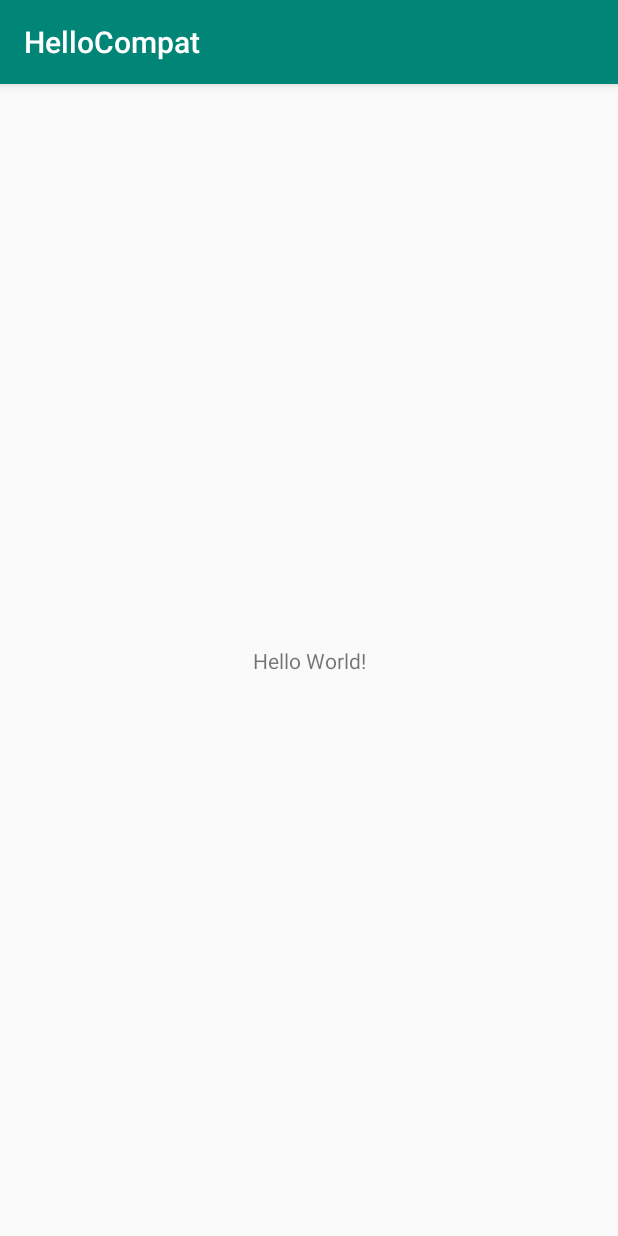
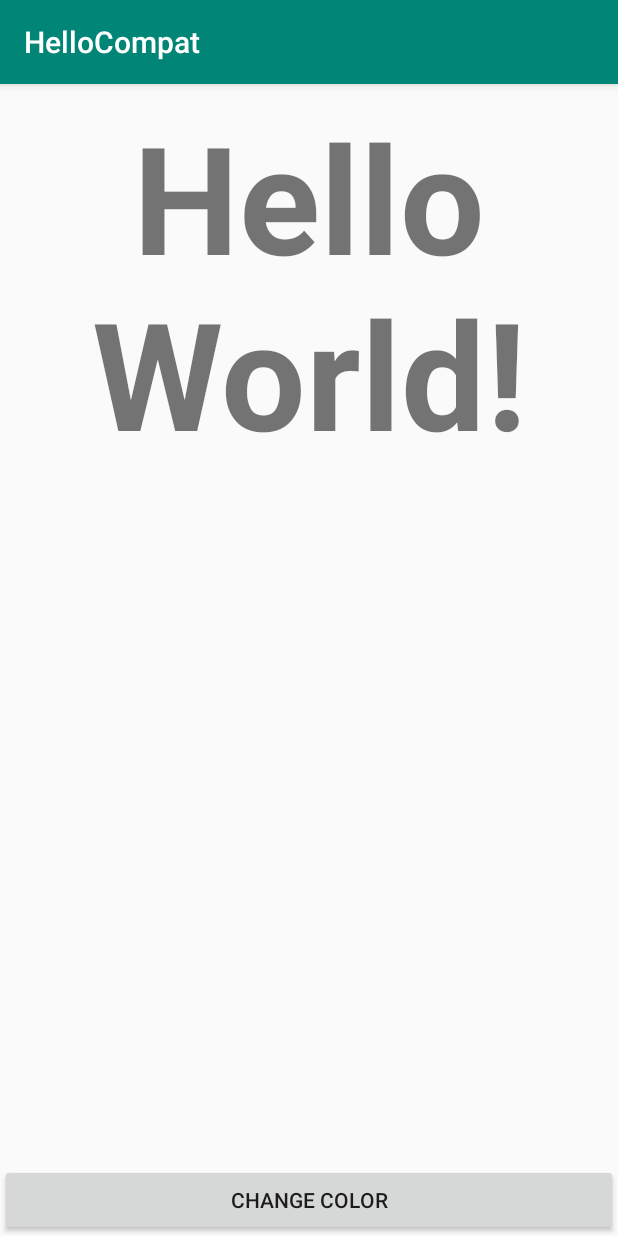
Before and after one commit to honghanmyb/AppPracticeProject, an Android app: the screen it shows after launch (MainActivity), on a phone screen of 412 x 824 dp. Run offline under Robolectric (Android 15) with nearby library versions, the phone set to English and light mode, and no system bars.

Commit message:
Hello Campat

```diff
--- a/HelloCompat/app/src/main/java/com/example/hellocompat/MainActivity.java
+++ b/HelloCompat/app/src/main/java/com/example/hellocompat/MainActivity.java
@@ -1,13 +1,45 @@
 package com.example.hellocompat;
 
+import android.support.v4.content.ContextCompat;
 import android.support.v7.app.AppCompatActivity;
 import android.os.Bundle;
+import android.view.View;
+import android.widget.TextView;
+
+import java.util.Random;
 
 public class MainActivity extends AppCompatActivity {
 
+    private TextView mHelloTextView;
+    private String[] mColorArray = {"red", "pink", "purple", "deep_purple",
+            "indigo", "blue", "light_blue", "cyan", "teal", "green",
+            "light_green", "lime", "yellow", "amber", "orange", "deep_orange",
+            "brown", "grey", "blue_grey", "black" };
     @Override
     protected void onCreate(Bundle savedInstanceState) {
         super.onCreate(savedInstanceState);
         setContentView(R.layout.activity_main);
+        mHelloTextView = findViewById(R.id.hello_textView);
+        if(savedInstanceState != null){
+            mHelloTextView.setTextColor(savedInstanceState.getInt("color"));
+        }
+    }
+
+    @Override
+    public void onSaveInstanceState(Bundle outState){
+        super.onSaveInstanceState(outState);
+
+        outState.putInt("color", mHelloTextView.getCurrentTextColor());
+    }
+    public void changeColor(View view) {
+        Random random = new Random();
+        String colorName = mColorArray[random.nextInt(20)];
+
+        int colorResourceName = getResources().getIdentifier(colorName, "color",
+                getApplicationContext().getPackageName());
+
+        int colorRes = ContextCompat.getColor(this, colorResourceName);
+        mHelloTextView.setTextColor(colorRes);
+
     }
 }
--- a/HelloCompat/app/src/main/res/layout/activity_main.xml
+++ b/HelloCompat/app/src/main/res/layout/activity_main.xml
@@ -10,9 +10,23 @@
         android:layout_width="wrap_content"
         android:layout_height="wrap_content"
         android:text="Hello World!"
-        app:layout_constraintBottom_toBottomOf="parent"
+        android:id="@+id/hello_textView"
+        android:textStyle="bold"
+        android:textAlignment="center"
+        android:textSize="100sp"
+        android:layout_marginTop="8dp"
         app:layout_constraintLeft_toLeftOf="parent"
         app:layout_constraintRight_toRightOf="parent"
         app:layout_constraintTop_toTopOf="parent" />
 
+    <Button
+        android:layout_width="0dp"
+        android:layout_height="wrap_content"
+
+        android:id="@+id/color_button"
+        android:text="@string/change_color"
+        android:onClick="changeColor"
+        app:layout_constraintBottom_toBottomOf="parent"
+        app:layout_constraintLeft_toLeftOf="parent"
+        app:layout_constraintRight_toRightOf="parent" />
 </android.support.constraint.ConstraintLayout>
--- a/HelloCompat/app/src/main/res/values/strings.xml
+++ b/HelloCompat/app/src/main/res/values/strings.xml
@@ -1,3 +1,4 @@
 <resources>
     <string name="app_name">HelloCompat</string>
+    <string name="change_color">Change Color</string>
 </resources>
```
Also changed, not shown: HelloCompat/app/src/main/res/values/colors.xml (+20 -0 lines).
